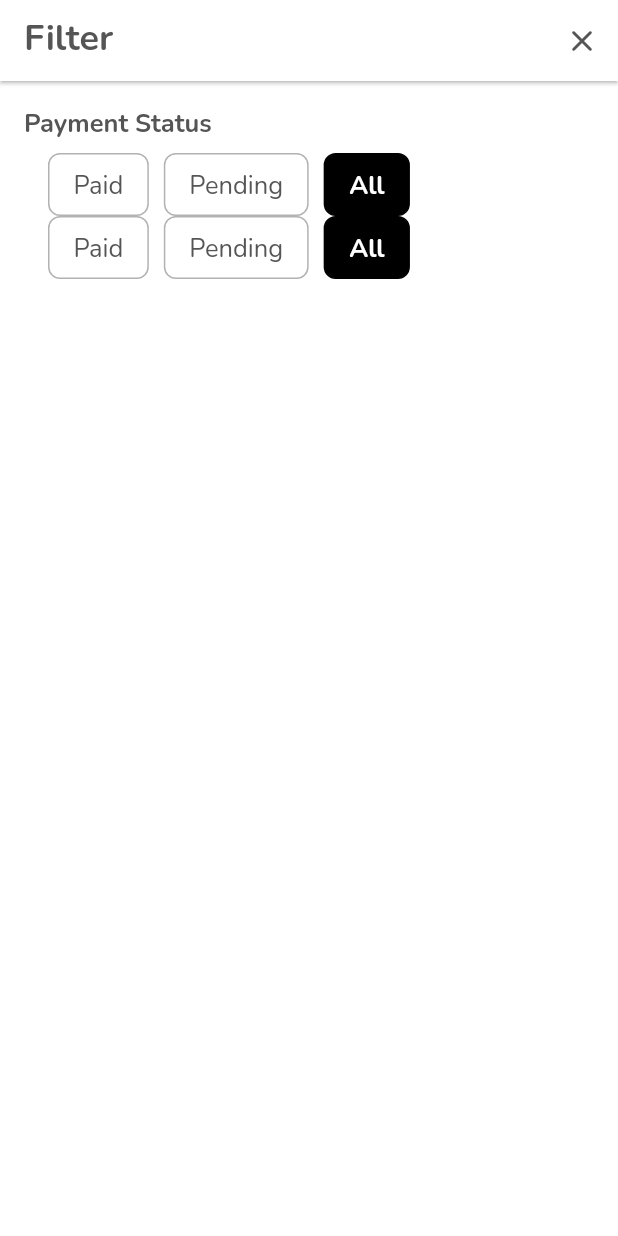
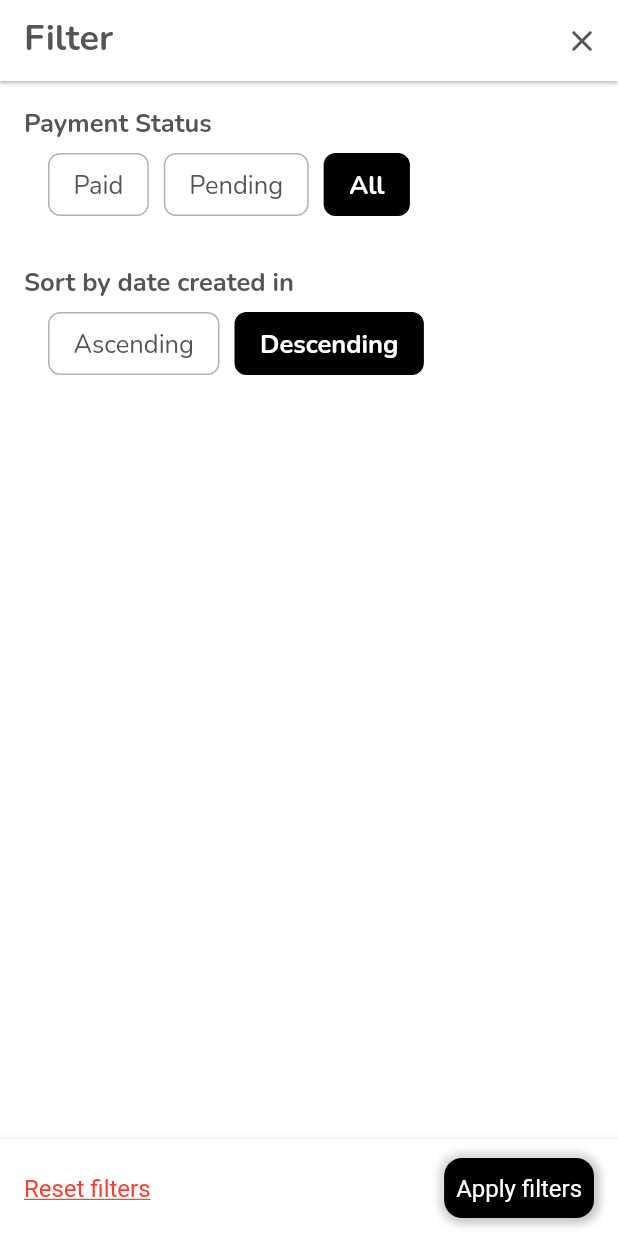
Before and after one commit to Gospel011/L-Earn_Flutter, a Flutter app: the PaymentHistoryPage screen opened by its route, after a tap on the "filter alt" icon, on a phone screen of 412 x 824 dp. Run offline on Flutter 3.47's test engine with Material 3 defaults, Android fonts, the phone set to English and light mode, and no system bars; our stand-ins replace bloc, flutter_bloc, flutter_svg, hydrated_bloc, image_picker; missing offline and left inert: flutter_quill.

Commit message:
Finished implementing filter and refresh functionality

```diff
--- a/l_earn/lib/Presentation/Pages/Drawer_Pages/filter_page.dart
+++ b/l_earn/lib/Presentation/Pages/Drawer_Pages/filter_page.dart
@@ -2,20 +2,39 @@ import 'package:flutter/cupertino.dart';
 import 'package:flutter/material.dart';
 import 'package:flutter/widgets.dart';
 import 'package:l_earn/DataLayer/Models/filter_model.dart';
+import 'package:l_earn/Presentation/components/my_container_button.dart';
+import 'package:l_earn/Presentation/components/my_text_button.dart';
 import 'package:l_earn/utils/colors.dart';
 import 'package:l_earn/utils/mixins.dart';
 
 class FilterPage extends StatefulWidget {
-  const FilterPage({super.key});
+  const FilterPage({super.key, required this.filter});
+  final Filter filter;
 
   @override
   State<FilterPage> createState() => _FilterPageState();
 }
 
 class _FilterPageState extends State<FilterPage> with AppBarMixin {
-  Filter filter = Filter();
+  late Filter filter;
   List<bool> statusSelected = [false, false, true];
   List<bool> orderSelected = [false, true];
+
+  @override
+  void initState() {
+    super.initState();
+    filter = widget.filter;
+
+    if (widget.filter.paymentStatus == 'PAID') {
+      setTrue(statusSelected, 0);
+    } else if (widget.filter.paymentStatus == 'PENDING') {
+      setTrue(statusSelected, 1);
+    }
+
+    if (widget.filter.dateCreated == 'dateCreated') {
+      setTrue(orderSelected, 0);
+    }
+  }
 
   @override
   Widget build(BuildContext context) {
@@ -24,8 +43,33 @@ class _FilterPageState extends State<FilterPage> with AppBarMixin {
     return Scaffold(
       appBar: buildAppBar(context, title: 'Filter', includeClose: true,
           closeButtonOnpressed: () {
-        Navigator.pop(context, filter.toMap());
+        Navigator.pop(context);
       }),
+      bottomNavigationBar: BottomAppBar(
+        child: Padding(
+          padding: const EdgeInsets.symmetric(horizontal: 16.0, vertical: 8),
+          child: Row(
+            mainAxisAlignment: MainAxisAlignment.spaceBetween,
+            children: [
+              MyTextButton(
+                  text: 'Reset filters',
+                  textDecoration: TextDecoration.underline,
+                  textcolor: Colors.red,
+                  onPressed: () {
+                    setState(() {
+                      statusSelected = [false, false, true];
+                      orderSelected = [false, true];
+                    });
+                  }),
+              MyContainerButton(
+                  text: "Apply filters",
+                  onPressed: () {
+                    Navigator.pop(context, filter.toMap());
+                  })
+            ],
+          ),
+        ),
+      ),
       body: Column(
         crossAxisAlignment: CrossAxisAlignment.start,
         children: [
@@ -55,8 +99,7 @@ class _FilterPageState extends State<FilterPage> with AppBarMixin {
               spacing: 10,
               alignment: WrapAlignment.center,
               children: [
-
-            //? PAID
+                //? PAID
                 MyContainerItem(
                   text: 'Paid',
                   selected: statusSelected[0],
@@ -111,7 +154,23 @@ class _FilterPageState extends State<FilterPage> with AppBarMixin {
             ),
           ),
 
+          const SizedBox(
+            height: 32,
+          ),
+
           //* SORT BY DATE CREATED
+          Padding(
+            padding: const EdgeInsets.symmetric(horizontal: 16.0),
+            child: Text(
+              'Sort by date created in',
+              style: textTheme?.copyWith(fontWeight: FontWeight.bold),
+            ),
+          ),
+
+          const SizedBox(
+            height: 8,
+          ),
+
           Padding(
             padding: const EdgeInsets.symmetric(horizontal: 32.0),
             child: Wrap(
@@ -119,19 +178,18 @@ class _FilterPageState extends State<FilterPage> with AppBarMixin {
               spacing: 10,
               alignment: WrapAlignment.center,
               children: [
-
-            //? PAID
+                //? PAID
                 MyContainerItem(
-                  text: 'Paid',
-                  selected: statusSelected[0],
+                  text: 'Ascending',
+                  selected: orderSelected[0],
                   onPressed: () {
                     setState(() {
-                      setTrue(statusSelected, 0);
+                      setTrue(orderSelected, 0);
 
-                      if (statusSelected[0] == true) {
-                        filter = filter.copyWith(paymentStatus: 'PAID');
+                      if (orderSelected[0] == true) {
+                        filter = filter.copyWith(dateCreated: 'dateCreated');
                       } else {
-                        filter = filter.copyWith(paymentStatus: 'null');
+                        filter = filter.copyWith(dateCreated: 'null');
                       }
                       print('::: Filter Object is $filter :::');
                     });
@@ -140,32 +198,15 @@ class _FilterPageState extends State<FilterPage> with AppBarMixin {
 
                 //? PENDING
                 MyContainerItem(
-                  text: 'Pending',
-                  selected: statusSelected[1],
+                  text: 'Descending',
+                  selected: orderSelected[1],
                   onPressed: () {
                     setState(() {
-                      setTrue(statusSelected, 1);
-                      if (statusSelected[1] == true) {
-                        filter = filter.copyWith(paymentStatus: 'PENDING');
+                      setTrue(orderSelected, 1);
+                      if (orderSelected[1] == true) {
+                        filter = filter.copyWith(dateCreated: '-dateCreated');
                       } else {
-                        filter = filter.copyWith(paymentStatus: 'null');
-                      }
-                      print('::: Filter Object is $filter :::');
-                    });
-                  },
-                ),
-
-                //? ALL
-                MyContainerItem(
-                  text: 'All',
-                  selected: statusSelected[2],
-                  onPressed: () {
-                    setState(() {
-                      setTrue(statusSelected, 2);
-                      if (statusSelected[2] == true) {
-                        filter = filter.copyWith(paymentStatus: 'null');
-                      } else {
-                        filter = filter.copyWith(paymentStatus: 'null');
+                        filter = filter.copyWith(dateCreated: 'null');
                       }
                       print('::: Filter Object is $filter :::');
                     });
--- a/l_earn/lib/Presentation/Pages/Drawer_Pages/payment_history_page.dart
+++ b/l_earn/lib/Presentation/Pages/Drawer_Pages/payment_history_page.dart
@@ -20,7 +20,7 @@ class PaymentHistoryPage extends StatefulWidget
 }
 
 class _PaymentHistoryPageState extends State<PaymentHistoryPage> {
-  final Filter filter = Filter();
+  Filter filter = Filter();
 
   @override
   void initState() {
@@ -35,7 +35,6 @@ class _PaymentHistoryPageState extends State<PaymentHistoryPage> {
         context.read<AuthCubit>().state.user?.token,
         filters: filter.toMap());
   }
-
 
   @override
   Widget build(BuildContext context) {
@@ -59,9 +58,19 @@ class _PaymentHistoryPageState extends State<PaymentHistoryPage> {
         //? FILTER BUTTON
         IconButton(
             tooltip: 'Filter',
-            onPressed: () {
-              Navigator.push(
-                  context, MaterialPageRoute(builder: (context) => const FilterPage()));
+            onPressed: () async {
+              final Map<String, dynamic>? response = await Navigator.push(
+                  context,
+                  MaterialPageRoute(builder: (context) => FilterPage(filter: filter)));
+
+              print(
+                  "R E S P O N S E   F R O M   F I L T E R   P A G E   I S   $response");
+              if (response != null) {
+                filter = Filter.fromMap(response);
+                loadHistory();
+
+                print('Filter Object is $filter');
+              }
             },
             icon: const Icon(Icons.filter_alt)),
       ]),
--- a/l_earn/lib/utils/constants.dart
+++ b/l_earn/lib/utils/constants.dart
@@ -9,8 +9,8 @@ class NetWorkConstants {
   //     "https://l-earn.onrender.com/api/v1"; //? [PRODUCTION]
   // static const String baseUrl =
   //     "https://learn-27c8.onrender.com/api/v1"; //? [PRODUCTION2]
-  static const String baseUrl = "http://127.0.0.1:5000/api/v1"; //? [DEVELOPMENT -> laptop]
-  // static const String baseUrl = "https://5808-102-90-10-246.ngrok-free.app/api/v1"; //? [DEVELOPMENT -> phone]
+  // static const String baseUrl = "http://127.0.0.1:5000/api/v1"; //? [DEVELOPMENT -> laptop]
+  static const String baseUrl = "https://5808-102-90-10-246.ngrok-free.app/api/v1"; //? [DEVELOPMENT -> phone]
   static final Map<String, String> defaultHeader = {
     "Content-Type": "application/json"
   };
```
